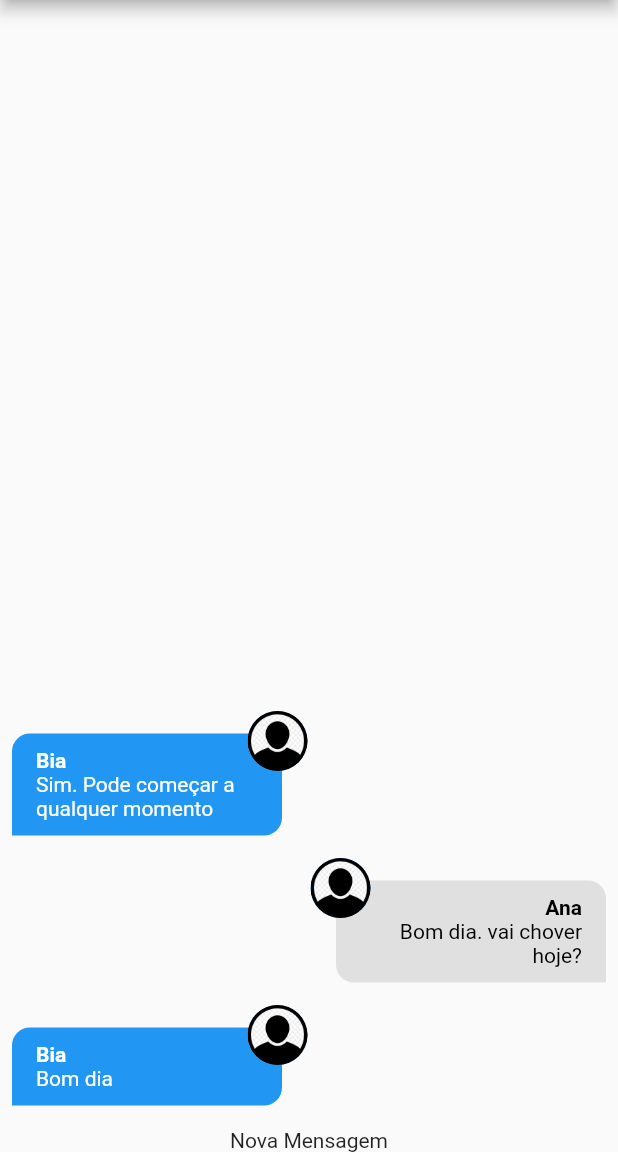
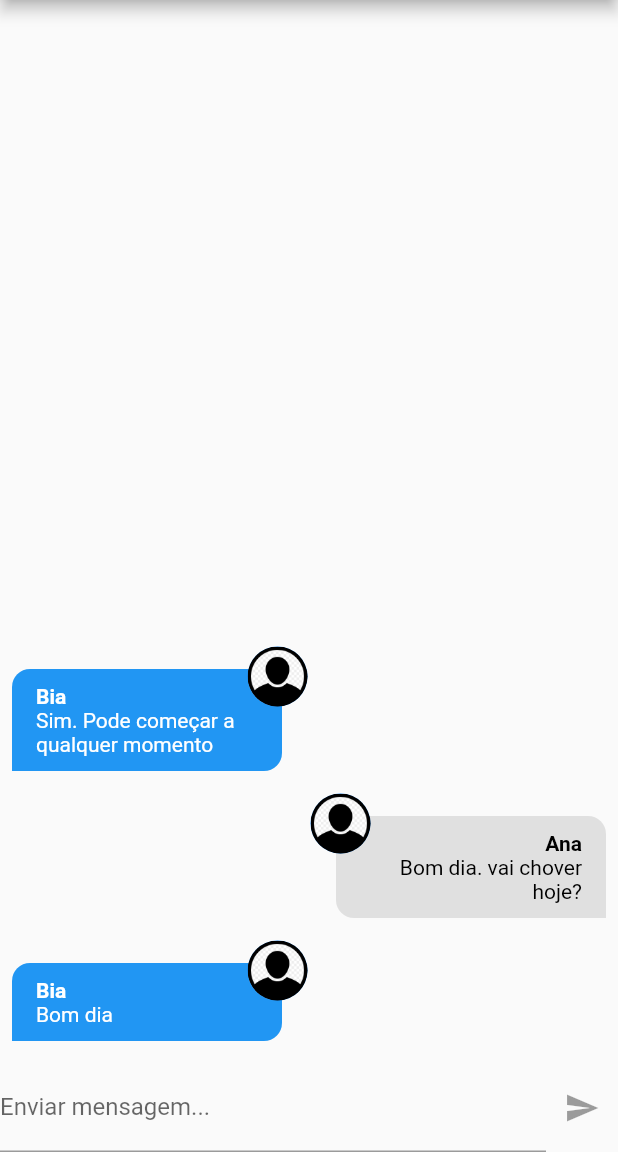
Before and after one commit to ViolaRafael/chat, a Flutter app: the screen it shows after launch, on a phone screen of 412 x 824 dp, the part 84-1236 px from its top. Run offline on Flutter 3.47's test engine with Material 2 defaults, Android fonts, the phone set to English and light mode, and no system bars; our stand-ins replace image_picker; accounts and stored records are empty.

Commit message:
Upgrade New Message Component

```diff
--- a/lib/components/new_message.dart
+++ b/lib/components/new_message.dart
@@ -1,12 +1,50 @@
+import 'package:chat/core/services/auth/auth_service.dart';
+import 'package:chat/core/services/chat/chat_service.dart';
 import 'package:flutter/material.dart';
 
-class NewMessage extends StatelessWidget {
+class NewMessage extends StatefulWidget {
   const NewMessage({Key? key}) : super(key: key);
 
   @override
+  State<NewMessage> createState() => _NewMessageState();
+}
+
+class _NewMessageState extends State<NewMessage> {
+  String _message = '';
+  final _messageController = TextEditingController();
+
+  Future<void> _sendMessage() async {
+    final user = AuthService().currentUser;
+
+    if (user != null) {
+      await ChatService().save(_message, user);
+      _messageController.clear();
+    }
+  }
+
+  @override
   Widget build(BuildContext context) {
-    return Center(
-      child: Text('Nova Mensagem'),
+    return Row(
+      children: [
+        Expanded(
+          child: TextField(
+            controller: _messageController,
+            onChanged: (msg) => setState(() => _message = msg),
+            decoration: const InputDecoration(
+              labelText: 'Enviar mensagem...',
+            ),
+            onSubmitted: (_) {
+              if(_message.trim().isNotEmpty) {
+               _sendMessage();
+              }
+            },
+          ),
+        ),
+        IconButton(
+          icon: const Icon(Icons.send),
+          onPressed: _message.trim().isEmpty ? null : _sendMessage,
+        ),
+      ],
     );
   }
 }
--- a/lib/core/services/chat/chat_mock_service.dart
+++ b/lib/core/services/chat/chat_mock_service.dart
@@ -52,7 +52,7 @@ class ChatMockService implements ChatService {
       userImageURL: user.imageURL,
     );
     _msgs.add(newMessage);
-    _controller?.add(_msgs);
+    _controller?.add(_msgs.reversed.toList());
     return newMessage;
   }
 }
```
